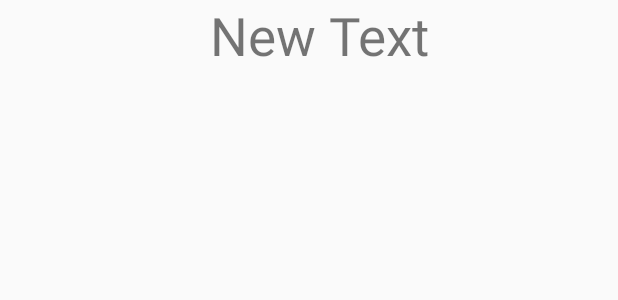
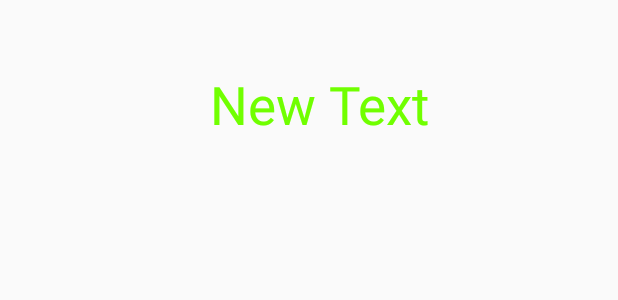
Before and after one commit to masterUNG/Traffic_12Sep15, an Android app: the layout traffic_listview.xml on its own in the app's theme, with its tools: preview values and no code run, on a phone screen of 412 x 824 dp. Shown: the top 300 px of the screen. Run offline under Robolectric (Android 15) with nearby library versions, the phone set to English and light mode, and no system bars.

Commit message:
Design ListView finish

```diff
--- a/app/src/main/res/layout/traffic_listview.xml
+++ b/app/src/main/res/layout/traffic_listview.xml
@@ -6,13 +6,15 @@
     <ImageView
         android:layout_width="@dimen/icon"
         android:layout_height="@dimen/icon"
-        android:id="@+id/imageView"
+        android:id="@+id/imvIcon"
         android:layout_margin="10dp" />
 
     <TextView
         android:layout_width="wrap_content"
         android:layout_height="wrap_content"
         android:text="New Text"
-        android:id="@+id/textView"
-        android:textSize="@dimen/h1" />
+        android:id="@+id/txtShowTile"
+        android:textSize="@dimen/h1"
+        android:textColor="@color/text"
+        android:layout_gravity="center_vertical" />
 </LinearLayout>
```
